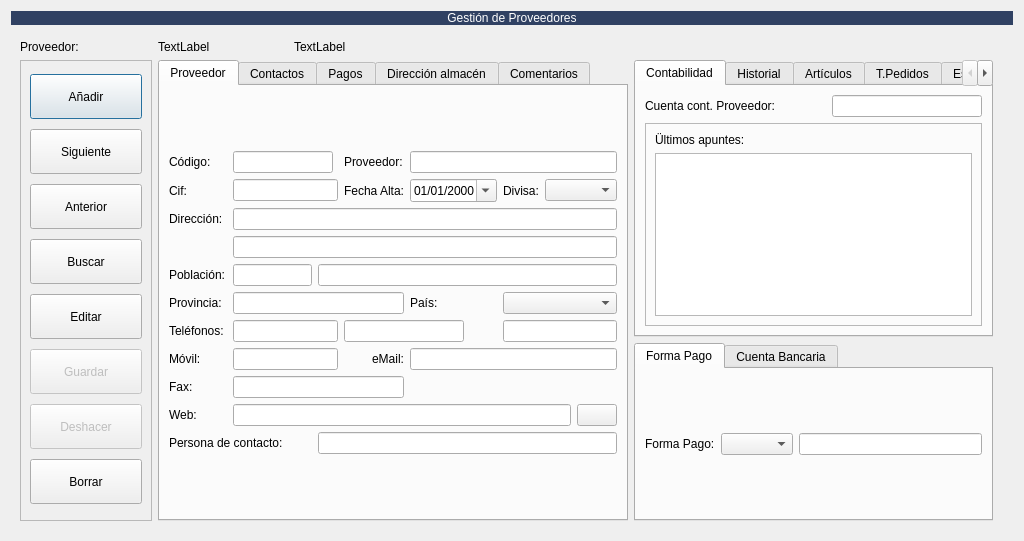
arcnexus/RedFoX, file Zona_Compras/frmproveedores.ui: the form before one commit.
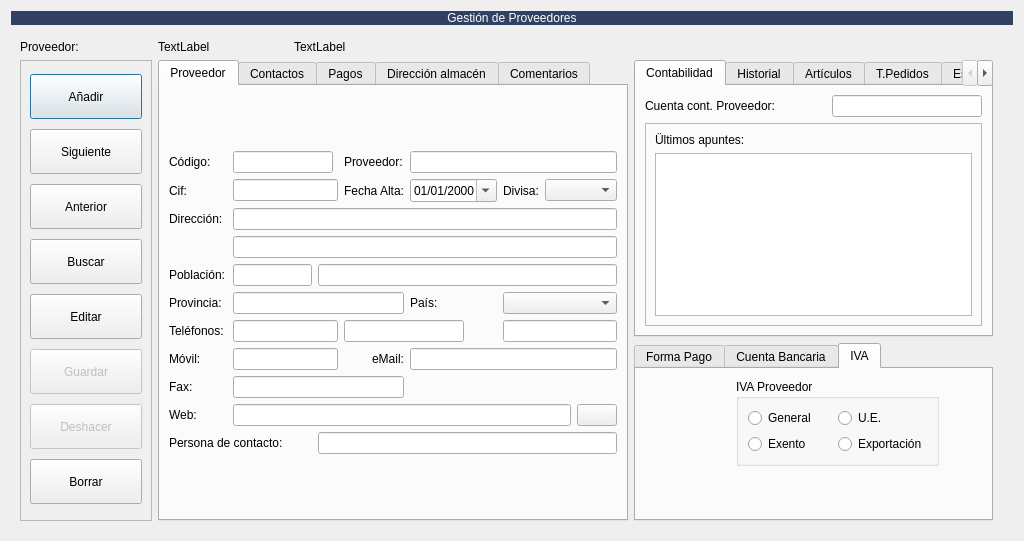
The form after the commit. The open tabs and pages were chosen to show the change. Icons and pictures are not drawn. Custom widgets are drawn as their Qt base class.

Commit message: tipos de iva en proveedor.cpp

```diff
--- a/Zona_Compras/frmproveedores.ui
+++ b/Zona_Compras/frmproveedores.ui
@@ -1954,6 +1954,60 @@
            </item>
           </layout>
          </widget>
+         <widget class="QWidget" name="tab_18">
+          <attribute name="title">
+           <string>IVA</string>
+          </attribute>
+          <widget class="QGroupBox" name="groupBox">
+           <property name="geometry">
+            <rect>
+             <x>100</x>
+             <y>10</y>
+             <width>203</width>
+             <height>87</height>
+            </rect>
+           </property>
+           <property name="minimumSize">
+            <size>
+             <width>182</width>
+             <height>0</height>
+            </size>
+           </property>
+           <property name="title">
+            <string>IVA Proveedor</string>
+           </property>
+           <layout class="QGridLayout" name="gridLayout_29">
+            <item row="0" column="1">
+             <widget class="QRadioButton" name="radUE">
+              <property name="text">
+               <string>U.E.</string>
+              </property>
+             </widget>
+            </item>
+            <item row="0" column="0">
+             <widget class="QRadioButton" name="radGeneral">
+              <property name="text">
+               <string>General</string>
+              </property>
+             </widget>
+            </item>
+            <item row="1" column="0">
+             <widget class="QRadioButton" name="radExcento">
+              <property name="text">
+               <string>Exento</string>
+              </property>
+             </widget>
+            </item>
+            <item row="1" column="1">
+             <widget class="QRadioButton" name="radExportacion">
+              <property name="text">
+               <string>Exportación</string>
+              </property>
+             </widget>
+            </item>
+           </layout>
+          </widget>
+         </widget>
         </widget>
        </item>
       </layout>
```
The commit also changes 6 other files.
